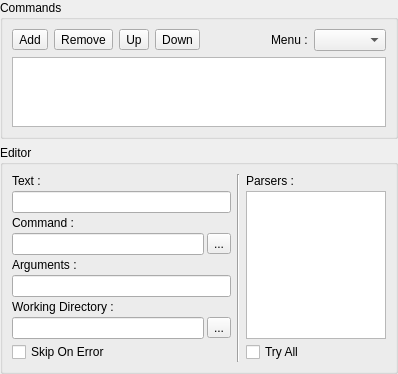
The window that v2/branches/newxup/monkey/src/xupmanager/gui/CommandsEditor.ui (testmana2/mks) describes before a commit, drawn with Qt 5.
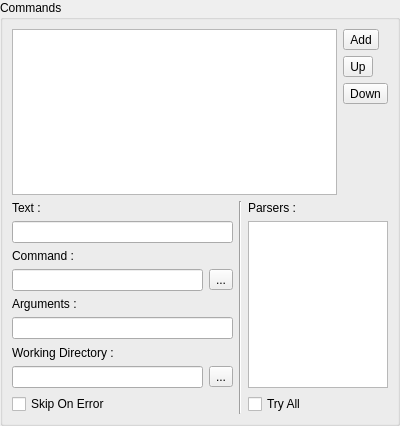
The same window after the commit. Icons and pictures are not drawn. Custom widgets are drawn as their Qt base class.

Commit message: Rework CommandsEditor widget and now use a model for managing things. Less code -- better/easier code.

```diff
--- a/v2/branches/newxup/monkey/src/xupmanager/gui/CommandsEditor.ui
+++ b/v2/branches/newxup/monkey/src/xupmanager/gui/CommandsEditor.ui
@@ -6,8 +6,8 @@
    <rect>
     <x>0</x>
     <y>0</y>
-    <width>398</width>
-    <height>360</height>
+    <width>400</width>
+    <height>426</height>
    </rect>
   </property>
   <property name="windowTitle">
@@ -32,8 +32,8 @@
      <property name="title">
       <string>Commands</string>
      </property>
-     <layout class="QGridLayout" name="gridLayout_3">
-      <item row="0" column="0">
+     <layout class="QGridLayout" name="gridLayout">
+      <item row="0" column="1">
        <widget class="QToolButton" name="tbCommandAdd">
         <property name="text">
          <string>Add</string>
@@ -44,18 +44,7 @@
         </property>
        </widget>
       </item>
-      <item row="0" column="1">
-       <widget class="QToolButton" name="tbCommandRemove">
-        <property name="text">
-         <string>Remove</string>
-        </property>
-        <property name="icon">
-         <iconset resource="../../resources/resources.qrc">
-          <normaloff>:/tools/icons/tools/remove.png</normaloff>:/tools/icons/tools/remove.png</iconset>
-        </property>
-       </widget>
-      </item>
-      <item row="0" column="2">
+      <item row="1" column="1">
        <widget class="QToolButton" name="tbCommandUp">
         <property name="text">
          <string>Up</string>
@@ -66,7 +55,7 @@
         </property>
        </widget>
       </item>
-      <item row="0" column="3">
+      <item row="2" column="1">
        <widget class="QToolButton" name="tbCommandDown">
         <property name="text">
          <string>Down</string>
@@ -77,55 +66,33 @@
         </property>
        </widget>
       </item>
-      <item row="0" column="4">
+      <item row="3" column="1">
        <spacer name="horizontalSpacer_2">
         <property name="orientation">
-         <enum>Qt::Horizontal</enum>
+         <enum>Qt::Vertical</enum>
         </property>
         <property name="sizeHint" stdset="0">
          <size>
-          <width>22</width>
-          <height>22</height>
+          <width>16</width>
+          <height>16</height>
          </size>
         </property>
        </spacer>
       </item>
-      <item row="1" column="0" colspan="7">
-       <widget class="QListWidget" name="lwCommands"/>
-      </item>
-      <item row="0" column="6">
-       <widget class="QComboBox" name="cbMenus">
-        <property name="sizeAdjustPolicy">
-         <enum>QComboBox::AdjustToContents</enum>
-        </property>
-       </widget>
-      </item>
-      <item row="0" column="5">
-       <widget class="QLabel" name="label">
-        <property name="text">
-         <string>Menu :</string>
-        </property>
-       </widget>
-      </item>
-     </layout>
-    </widget>
-   </item>
-   <item>
-    <widget class="QGroupBox" name="gbEditor">
+      <item row="4" column="0" colspan="2">
+       <widget class="QFrame" name="fEditor">
      <property name="sizePolicy">
       <sizepolicy hsizetype="Preferred" vsizetype="Maximum">
        <horstretch>0</horstretch>
        <verstretch>0</verstretch>
       </sizepolicy>
      </property>
-     <property name="title">
-      <string>Editor</string>
-     </property>
-     <layout class="QHBoxLayout" name="_8">
-      <item>
-       <layout class="QGridLayout" name="_9">
-        <property name="spacing">
-         <number>3</number>
+        <layout class="QGridLayout" name="gridLayout_3">
+         <property name="sizeConstraint">
+          <enum>QLayout::SetMinimumSize</enum>
+         </property>
+         <property name="margin">
+          <number>0</number>
         </property>
         <item row="0" column="0" colspan="2">
          <widget class="QLabel" name="lCommandText">
@@ -140,9 +107,39 @@
           </property>
          </widget>
         </item>
+         <item row="0" column="2" rowspan="9">
+          <widget class="Line" name="lCommand">
+           <property name="orientation">
+            <enum>Qt::Vertical</enum>
+           </property>
+          </widget>
+         </item>
+         <item row="0" column="3">
+          <widget class="QLabel" name="lCommandParsers">
+           <property name="text">
+            <string>Parsers :</string>
+           </property>
+          </widget>
+         </item>
         <item row="1" column="0" colspan="2">
          <widget class="QLineEdit" name="leCommandText"/>
         </item>
+         <item row="1" column="3" rowspan="7">
+          <widget class="QListWidget" name="lwCommandParsers">
+           <property name="sizePolicy">
+            <sizepolicy hsizetype="Maximum" vsizetype="Expanding">
+             <horstretch>0</horstretch>
+             <verstretch>0</verstretch>
+            </sizepolicy>
+           </property>
+           <property name="maximumSize">
+            <size>
+             <width>140</width>
+             <height>16777215</height>
+            </size>
+           </property>
+          </widget>
+         </item>
         <item row="2" column="0" colspan="2">
          <widget class="QLabel" name="lCommandCommand">
           <property name="sizePolicy">
@@ -226,47 +223,7 @@
           </property>
          </widget>
         </item>
-       </layout>
-      </item>
-      <item>
-       <widget class="Line" name="lCommand">
-        <property name="orientation">
-         <enum>Qt::Vertical</enum>
-        </property>
-       </widget>
-      </item>
-      <item>
-       <layout class="QVBoxLayout" name="_10">
-        <property name="spacing">
-         <number>3</number>
-        </property>
-        <property name="sizeConstraint">
-         <enum>QLayout::SetMinimumSize</enum>
-        </property>
-        <item>
-         <widget class="QLabel" name="lCommandParsers">
-          <property name="text">
-           <string>Parsers :</string>
-          </property>
-         </widget>
-        </item>
-        <item>
-         <widget class="QListWidget" name="lwCommandParsers">
-          <property name="sizePolicy">
-           <sizepolicy hsizetype="Maximum" vsizetype="Expanding">
-            <horstretch>0</horstretch>
-            <verstretch>0</verstretch>
-           </sizepolicy>
-          </property>
-          <property name="maximumSize">
-           <size>
-            <width>140</width>
-            <height>16777215</height>
-           </size>
-          </property>
-         </widget>
-        </item>
-        <item>
+         <item row="8" column="3">
          <widget class="QCheckBox" name="cbCommandTryAll">
           <property name="sizePolicy">
            <sizepolicy hsizetype="Minimum" vsizetype="Fixed">
@@ -280,6 +237,17 @@
          </widget>
         </item>
        </layout>
+       </widget>
+      </item>
+      <item row="0" column="0" rowspan="4">
+       <widget class="QTreeView" name="tvCommands">
+        <property name="uniformRowHeights">
+         <bool>true</bool>
+        </property>
+        <property name="headerHidden">
+         <bool>true</bool>
+        </property>
+       </widget>
       </item>
      </layout>
     </widget>
```
Lines whose indentation alone changed are shown as unchanged. The commit also changes 6 other files.
